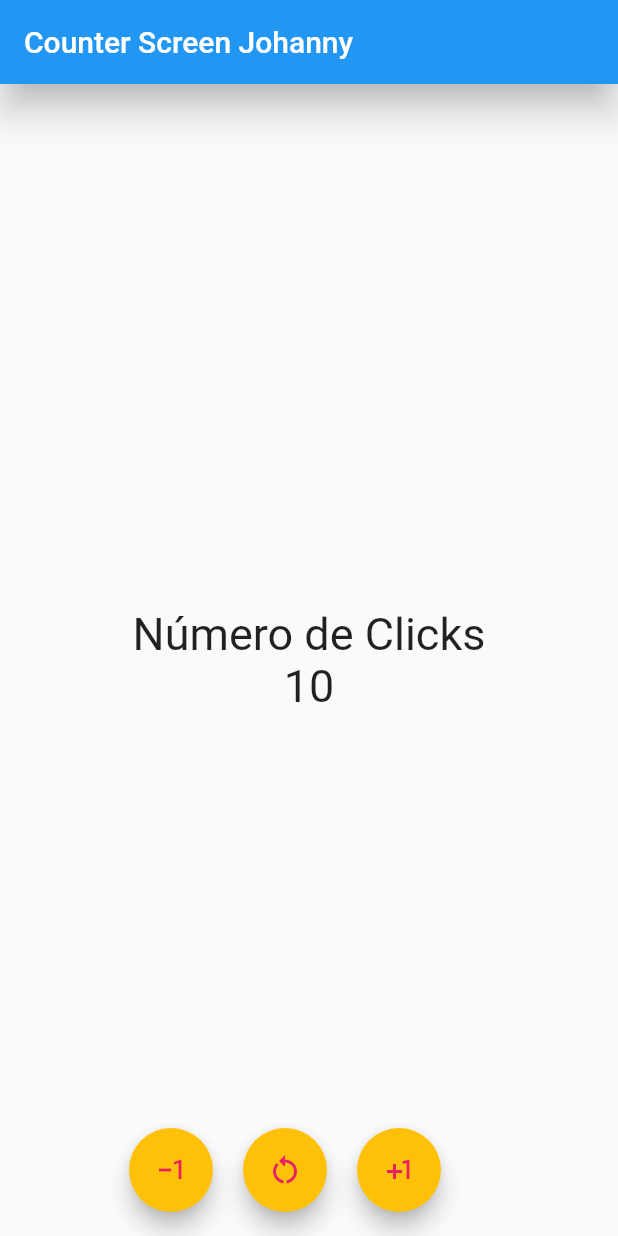
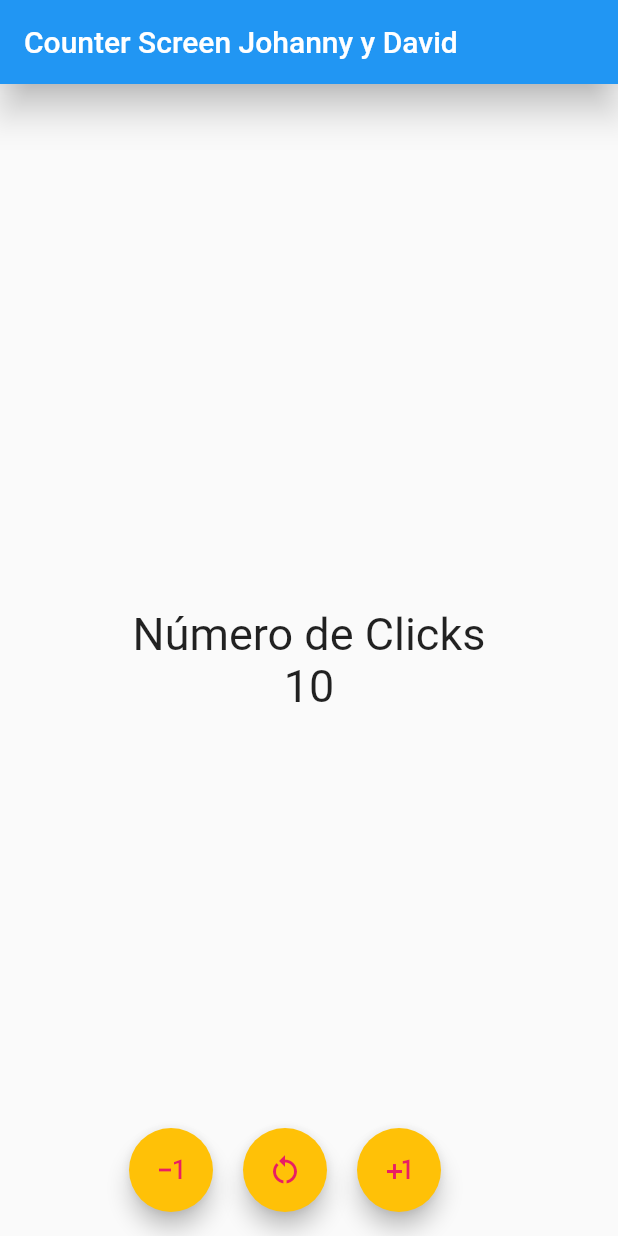
Before and after one commit to DavidCJ31/CounterF, a Flutter app: the screen it shows after launch, on a phone screen of 412 x 824 dp. Run offline on Flutter 3.47's test engine with Material 2 defaults, Android fonts, the phone set to English and light mode, and no system bars.

Commit message:
Agregue David

```diff
--- a/lib/screens/counter_screen.dart
+++ b/lib/screens/counter_screen.dart
@@ -33,8 +33,8 @@ class _CounterScreenState extends State<CounterScreen> {
     const TextStyle fontSize30 = TextStyle(fontSize: 30);
 
     return Scaffold(
-      appBar:
-          AppBar(title: const Text("Counter Screen Johanny"), elevation: 10),
+      appBar: AppBar(
+          title: const Text("Counter Screen Johanny y David"), elevation: 10),
       body: Center(
         child: Column(
           mainAxisAlignment: MainAxisAlignment.center,
```
